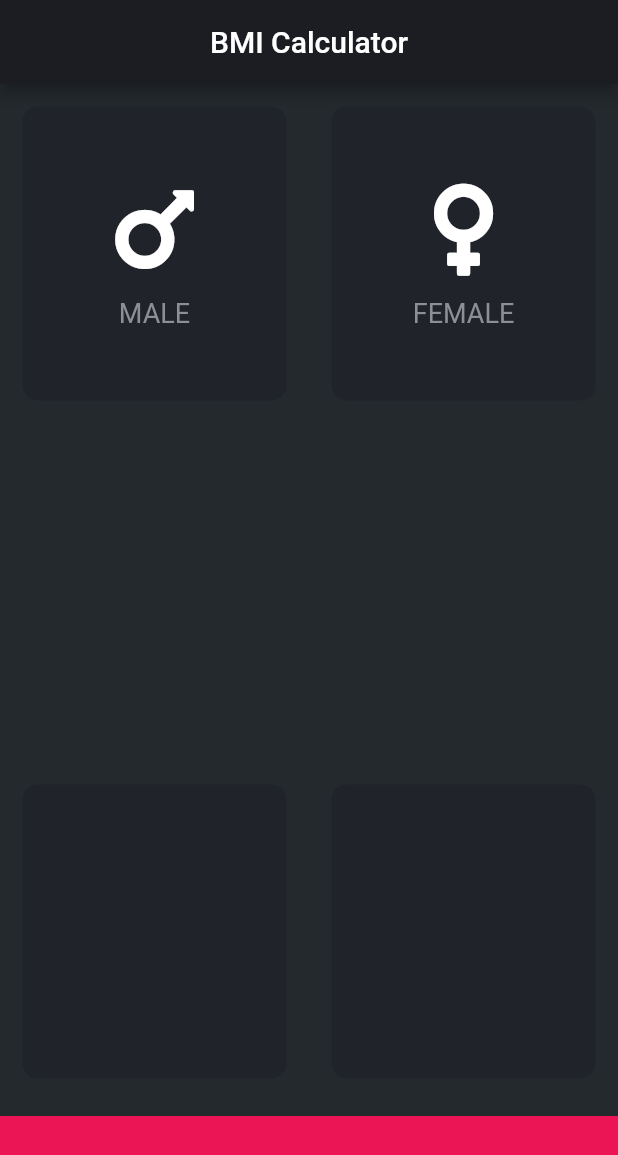
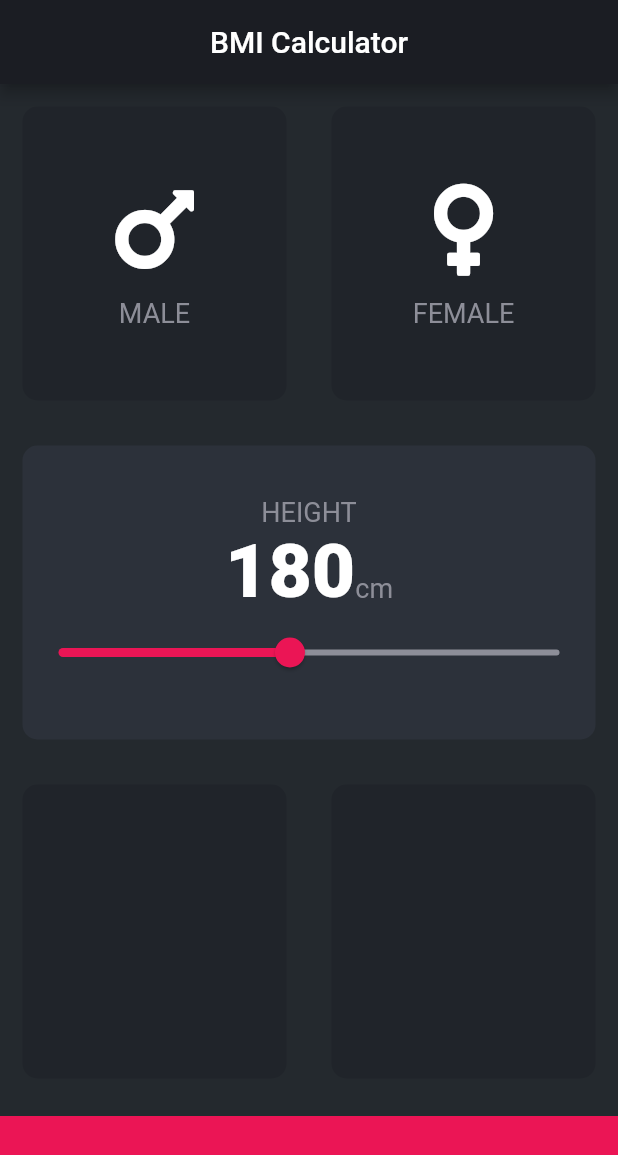
Before and after one commit to chauhannaman98/BMI-calculator, a Flutter app: the screen it shows after launch, on a phone screen of 412 x 824 dp. Shown: the top 1155 px of the screen. Run offline on Flutter 3.47's test engine with Material 2 defaults, Android fonts, the phone set to English and light mode, and no system bars; our stand-ins replace font_awesome_flutter.

Commit message:
Added height slider

```diff
--- a/lib/constants.dart
+++ b/lib/constants.dart
@@ -10,7 +10,7 @@ const kLabelTextStyle = TextStyle(
   color: Color(0XFF8D8E98),
 );
 
-const kHeightCardTextStyle = TextStyle(
+const kNumberTextStyle = TextStyle(
   fontSize: 50.0,
   fontWeight: FontWeight.w900,
 );
--- a/lib/input_page.dart
+++ b/lib/input_page.dart
@@ -18,6 +18,7 @@ class InputPage extends StatefulWidget {
 class _InputPageState extends State<InputPage> {
 
   Gender selectedGender;
+  int height = 180;
 
   @override
   Widget build(BuildContext context) {
@@ -28,6 +29,7 @@ class _InputPageState extends State<InputPage> {
         ),
       ),
       body: Column(
+        crossAxisAlignment: CrossAxisAlignment.stretch,
         children: <Widget>[
           Expanded(child: Row(
             children: <Widget>[
@@ -67,7 +69,44 @@ class _InputPageState extends State<InputPage> {
           )),
           Expanded(
             child: ReusableCard(
-                color: inactiveCardColour
+              color: kActiveCardColour,
+              cardChild: Column(
+                mainAxisAlignment: MainAxisAlignment.center,
+                children: <Widget>[
+                  Text(
+                    'HEIGHT',
+                    style: kLabelTextStyle,
+                  ),
+                  Row(
+                    mainAxisAlignment: MainAxisAlignment.center,
+                    crossAxisAlignment: CrossAxisAlignment.baseline,
+                    textBaseline: TextBaseline.alphabetic,
+                    children: <Widget>[
+                      Text(
+                        height.toString(),
+                        style: kNumberTextStyle,
+                      ),
+                      Text(
+                        'cm',
+                        style: kLabelTextStyle,
+                      ),
+                    ],
+                  ),
+                  Slider(
+                    value: height.toDouble(),
+                    min: 120.0,
+                    max: 250.0,
+                    divisions: 260,
+                    activeColor: Color(0xFFEB1555),
+                    inactiveColor: Color(0XFF8D8E98),
+                    onChanged: (double newValue) {
+                      setState(() {
+                        height = newValue.round();
+                      });
+                    },
+                  ),
+                ],
+              ),
             ),
           ),
           Expanded(child: Row(
```
